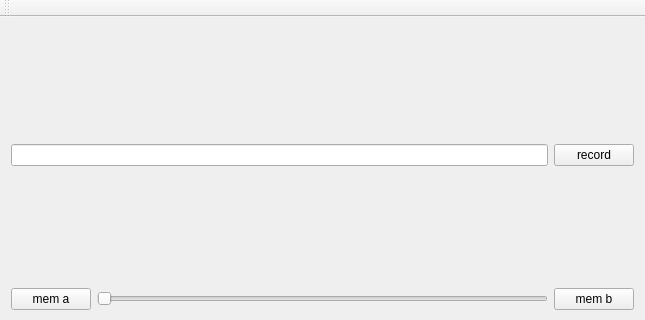
mattvenn/teensy-audio-fx, file fx-control/mainwindow.ui: the form before one commit; both pictures show x 0 to 645 and y 0 to 320 of the 645 by 459 pixel window.
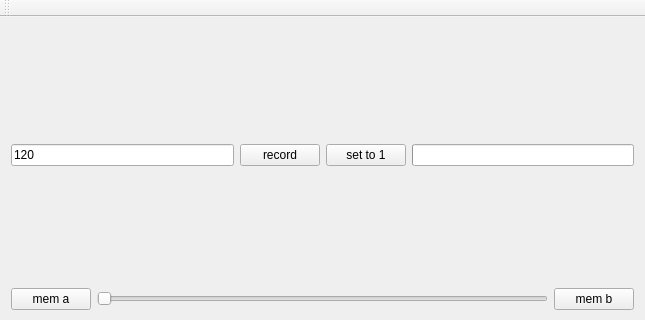
The form after the commit.

Patch:
```diff
--- a/fx-control/mainwindow.ui
+++ b/fx-control/mainwindow.ui
@@ -18,12 +18,42 @@
     <item>
      <layout class="QHBoxLayout" name="horizontalLayout">
       <item>
-       <widget class="QLineEdit" name="lineEdit_bpm"/>
+       <widget class="QLineEdit" name="lineEdit_bpm">
+        <property name="text">
+         <string>120</string>
+        </property>
+       </widget>
       </item>
       <item>
        <widget class="QPushButton" name="button_rec">
         <property name="text">
          <string>record</string>
+        </property>
+        <property name="checkable">
+         <bool>true</bool>
+        </property>
+        <property name="checked">
+         <bool>false</bool>
+        </property>
+       </widget>
+      </item>
+      <item>
+       <widget class="QPushButton" name="button_seq_reset">
+        <property name="text">
+         <string>set to 1</string>
+        </property>
+       </widget>
+      </item>
+      <item>
+       <widget class="QProgressBar" name="progressBar_beats">
+        <property name="maximum">
+         <number>15</number>
+        </property>
+        <property name="value">
+         <number>0</number>
+        </property>
+        <property name="textVisible">
+         <bool>false</bool>
         </property>
        </widget>
       </item>
```
